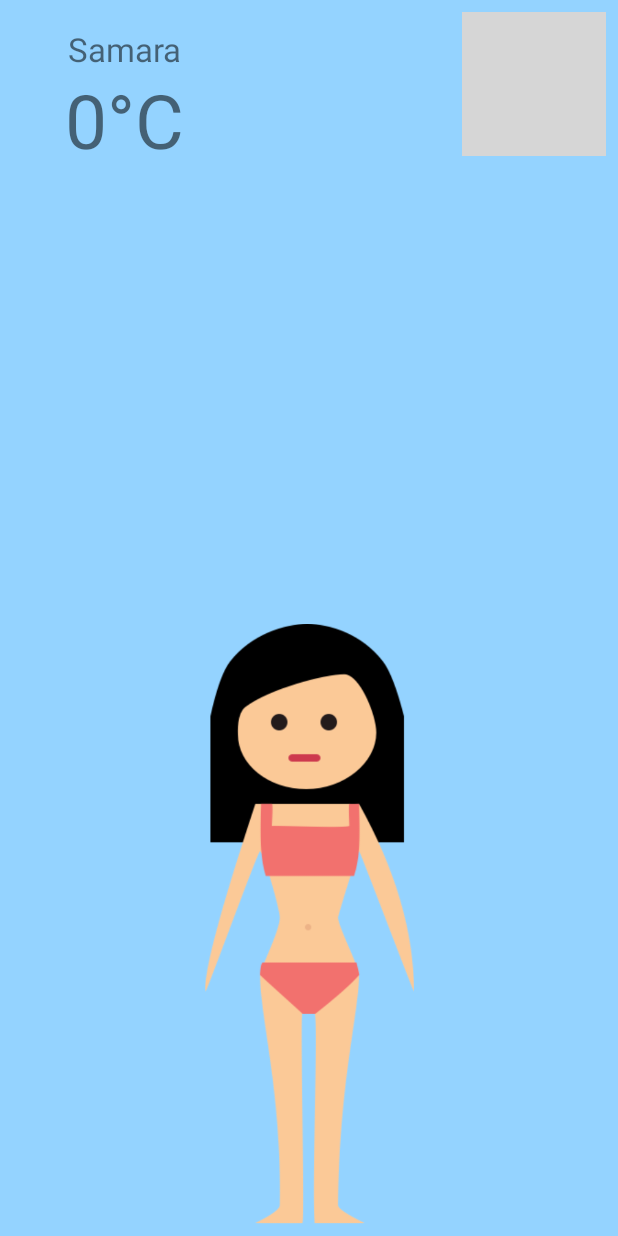
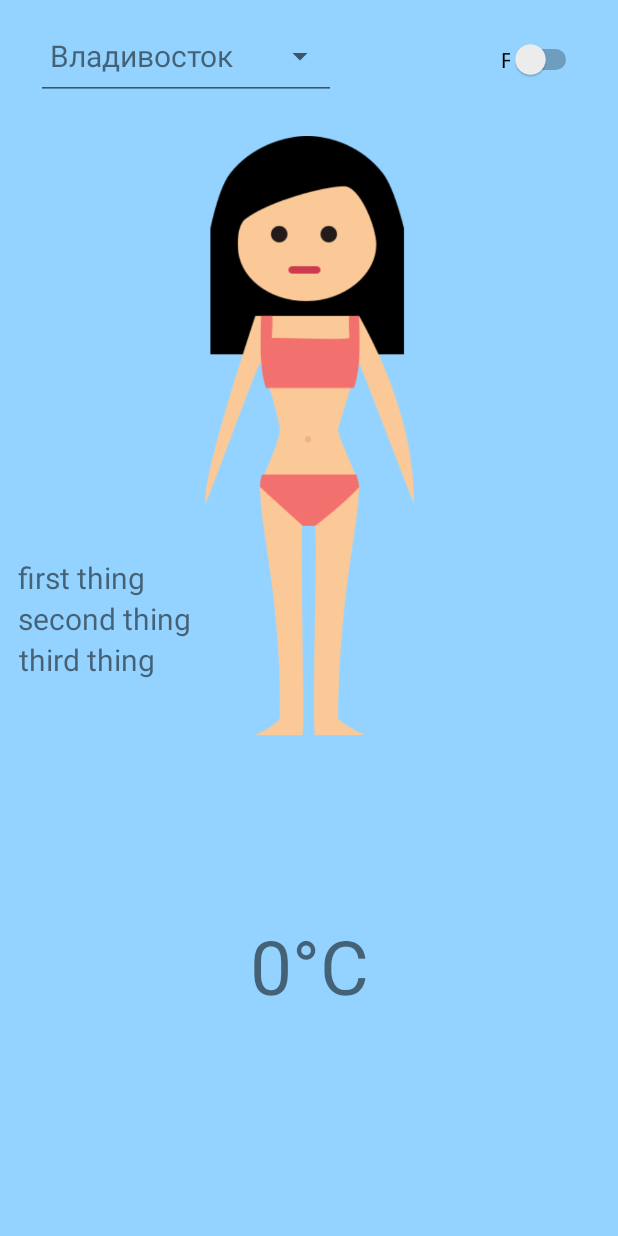
Before and after one commit to GuryevaPolina/WhatToWear, an Android app: the screen it shows after launch (ClosetActivity), after a tap on "СТАРТ", on a phone screen of 412 x 824 dp. Run offline under Robolectric (Android 15) with nearby library versions, the phone set to English and light mode, and no system bars; 8 statements that could not run were skipped; grey boxes are pictures that could not be loaded.

Commit message:
add spinner for choosing city and summer clothes

```diff
--- a/app/src/main/java/edu/adm/spbstu/whattowear/CityCoordinate.java
+++ b/app/src/main/java/edu/adm/spbstu/whattowear/CityCoordinate.java
@@ -1,16 +1,29 @@
 package edu.adm.spbstu.whattowear;
 
 import java.util.HashMap;
+import java.util.TreeMap;
 
 public class CityCoordinate {
 
-    static final HashMap<String, String> map = new HashMap<>();
+    static final TreeMap<String, String> map = new TreeMap<>();
     static {
-        map.put("Saint-Petersburg", "59.976665,30.320833");
-        map.put("Moscow", "55.751244,37.618423");
-        map.put("Kaliningrad", "54.715424,20.509207");
-        map.put("Vladivistok", "43.10562,131.87353");
-        map.put("Volgograd", "48.700001,44.516666");
-        map.put("Samara", "53.241505,50.221245");
+        map.put("Санкт-Петербург", "59.976665,30.320833");
+        map.put("Москва", "55.751244,37.618423");
+        map.put("Калининград", "54.715424,20.509207");
+        map.put("Владивосток", "43.10562,131.87353");
+        map.put("Волгоград", "48.700001,44.516666");
+        map.put("Самара", "53.241505,50.221245");
+        map.put("Санкт-Петербург2", "59.976665,30.320833");
+        map.put("Москва2", "55.751244,37.618423");
+        map.put("Калининград2", "54.715424,20.509207");
+        map.put("Владивосток2", "43.10562,131.87353");
+        map.put("Волгоград2", "48.700001,44.516666");
+        map.put("Самара2", "53.241505,50.221245");
+        map.put("Санкт-Петербург3", "59.976665,30.320833");
+        map.put("Москва3", "55.751244,37.618423");
+        map.put("Калининград3", "54.715424,20.509207");
+        map.put("Владивосток3", "43.10562,131.87353");
+        map.put("Волгоград3", "48.700001,44.516666");
+        map.put("Самара3", "53.241505,50.221245");
     }
 }
--- a/app/src/main/java/edu/adm/spbstu/whattowear/ClosetActivity.java
+++ b/app/src/main/java/edu/adm/spbstu/whattowear/ClosetActivity.java
@@ -1,10 +1,14 @@
 package edu.adm.spbstu.whattowear;
-
+import android.annotation.SuppressLint;
 import android.content.Context;
-import android.support.constraint.ConstraintLayout;
+import android.support.annotation.Nullable;
 import android.support.v7.app.AlertDialog;
 import android.support.v7.app.AppCompatActivity;
 import android.os.Bundle;
+import android.view.View;
+import android.widget.AdapterView;
+import android.widget.ArrayAdapter;
+import android.widget.Spinner;
 import android.widget.TextView;
 
 import java.io.BufferedReader;
@@ -12,19 +16,21 @@ import java.io.File;
 import java.io.FileInputStream;
 import java.io.FileOutputStream;
 import java.io.InputStreamReader;
+import java.util.ArrayList;
+import java.util.Arrays;
 
-public class ClosetActivity extends AppCompatActivity {
+public class ClosetActivity extends AppCompatActivity implements AdapterView.OnItemSelectedListener {
 
     static final String fileName = "user_info";
 
-    private ConstraintLayout constraintLayout;
-    TextView city, temperature, precip;
-    String currCity = "Samara";
+    TextView temperature, precip;
+    String currCity = "Moscow";
     boolean isWoman = true;
 
     @Override
-    protected void onCreate(Bundle savedInstanceState) {
+    public void onCreate(@Nullable Bundle savedInstanceState) {
         super.onCreate(savedInstanceState);
+        setContentView(R.layout.weather);
 
         loadViews();
         if (isFirstLaunching()) {
@@ -32,12 +38,12 @@ public class ClosetActivity extends AppCompatActivity {
         } else {
             getGender();
         }
-        updateWeather();
     }
+
 
     void getGender() {
         try {
-            FileInputStream fis = this.openFileInput(fileName);
+            FileInputStream fis = openFileInput(fileName);
             BufferedReader bufferedReader = new BufferedReader(new InputStreamReader(fis));
             for ( String splitBySemicolon : bufferedReader.readLine().split(";")) {
                 String[] splitByColon = splitBySemicolon.split(":");
@@ -65,13 +71,12 @@ public class ClosetActivity extends AppCompatActivity {
     }
 
     boolean isFirstLaunching() {
-
-        File file = this.getFileStreamPath(fileName);
+        File file = getFileStreamPath(fileName);
         return !file.exists();
     }
 
     @Override
-    protected void onPause() {
+    public void onPause() {
         super.onPause();
         FileOutputStream fos;
         String fileContent;
@@ -89,9 +94,6 @@ public class ClosetActivity extends AppCompatActivity {
             e.printStackTrace();
         }
     }
-
-
-
 
     void showGenderAlert() {
         AlertDialog.Builder builder = new AlertDialog.Builder(this);
@@ -111,19 +113,29 @@ public class ClosetActivity extends AppCompatActivity {
     void updateWeather() {
         WeatherUpdater weatherUpdater = new WeatherUpdater();
         weatherUpdater.updateWeather(this, currCity);
-        city.setText(currCity);
         temperature.setText(weatherUpdater.getTemperature());
         precip.setText(weatherUpdater.getPrecip());
     }
 
     void loadViews() {
-        setContentView(R.layout.activity_closet);
-        constraintLayout = findViewById(R.id.view2);
-        constraintLayout.setBackgroundColor(getResources().getColor(R.color.backgroundClothet));
-        city = findViewById(R.id.city);
         temperature = findViewById(R.id.temperature);
         precip = findViewById(R.id.precip);
+
+        ArrayList<String> list = new ArrayList<>(CityCoordinate.map.keySet());
+        Spinner spinner = findViewById(R.id.citySpinner);
+        ArrayAdapter<String> adapter = new ArrayAdapter<>(this,
+                R.layout.custom_spinner_item, list);
+        adapter.setDropDownViewResource(android.R.layout.simple_spinner_dropdown_item);
+        spinner.setAdapter(adapter);
+        spinner.setOnItemSelectedListener(this);
     }
 
+    @Override
+    public void onItemSelected(AdapterView<?> parent, View view, int position, long id) {
+        currCity = parent.getItemAtPosition(position).toString();
+        updateWeather();
+    }
 
+    @Override
+    public void onNothingSelected(AdapterView<?> parent) { }
 }
--- a/app/src/main/java/edu/adm/spbstu/whattowear/MainActivity.java
+++ b/app/src/main/java/edu/adm/spbstu/whattowear/MainActivity.java
@@ -12,8 +12,6 @@ import android.widget.TextView;
 public class MainActivity extends AppCompatActivity {
 
     private ConstraintLayout constraintLayout;
-    private TextView departmentName;
-    private TextView universityName;
 
     @Override
     protected void onCreate(Bundle savedInstanceState) {
@@ -21,10 +19,7 @@ public class MainActivity extends AppCompatActivity {
         setContentView(R.layout.activity_main);
 
         constraintLayout = findViewById(R.id.view);
-        departmentName = findViewById(R.id.departmentName);
-        universityName = findViewById(R.id.universityName);
         constraintLayout.setBackgroundColor(Color.rgb(0,0, 0));
-
     }
 
     public void onTheSiteButtonClicked(View v) {
@@ -32,7 +27,7 @@ public class MainActivity extends AppCompatActivity {
         startActivity(intent);
     }
 
-    public void startClicked(View v) {
+    public void startButtonClicked(View v) {
         Intent intent = new Intent(this, ClosetActivity.class);
         startActivity(intent);
     }
--- a/app/src/main/java/edu/adm/spbstu/whattowear/WeatherUpdater.java
+++ b/app/src/main/java/edu/adm/spbstu/whattowear/WeatherUpdater.java
@@ -9,6 +9,7 @@ import java.util.concurrent.ExecutionException;
 import android.annotation.SuppressLint;
 import android.content.Context;
 import android.os.AsyncTask;
+import android.view.Gravity;
 import android.widget.Toast;
 
 import org.json.JSONException;
@@ -60,7 +61,9 @@ public class WeatherUpdater extends AsyncTask<String, Integer, String> {
     @Override
     protected void onPostExecute(String s) {
         super.onPostExecute(s);
-        Toast.makeText(context, s, Toast.LENGTH_SHORT).show();
+        Toast toast = Toast.makeText(context, s, Toast.LENGTH_LONG);
+        toast.setGravity(Gravity.CENTER, 0, 0);
+        toast.show();
     }
 
     void updateWeather(Context context, String city) {
@@ -72,15 +75,19 @@ public class WeatherUpdater extends AsyncTask<String, Integer, String> {
             e.printStackTrace();
         }
 
+        JSONObject currently;
+        String summary = "", precipType = "";
         try {
-            JSONObject currently = data.getJSONObject("currently");
+            currently = data.getJSONObject("currently");
             String temp = currently.getString("temperature");
             int tempInCelsium = (int) ((Double.valueOf(temp) - 32) / 2.0 * 1.1);
             temperature = tempInCelsium + "°C";
-
-            precip = currently.getString("summary");
+            summary = currently.getString("summary");
+            precipType = " and " + currently.getString("precipType");
         } catch (JSONException e) {
             System.out.println("json decoding error");
         }
+
+        precip = summary + precipType;
     }
 }
--- a/app/src/main/res/layout/activity_closet.xml
+++ /dev/null
@@ -1,76 +0,0 @@
-<?xml version="1.0" encoding="utf-8"?>
-<android.support.constraint.ConstraintLayout xmlns:android="http://schemas.android.com/apk/res/android"
-    xmlns:app="http://schemas.android.com/apk/res-auto"
-    xmlns:tools="http://schemas.android.com/tools"
-    android:id="@+id/view2"
-    android:layout_width="match_parent"
-    android:layout_height="match_parent"
-    android:minHeight="250dp"
-    tools:context=".ClosetActivity">
-
-    <ImageView
-        android:id="@+id/imageView3"
-        android:layout_width="150dp"
-        android:layout_height="400dp"
-        android:layout_marginBottom="8dp"
-        android:contentDescription="@string/app_name"
-        app:layout_constraintBottom_toBottomOf="parent"
-        app:layout_constraintEnd_toEndOf="parent"
-        app:layout_constraintHorizontal_bias="0.5"
-        app:layout_constraintStart_toStartOf="parent"
-        app:srcCompat="@drawable/girl" />
-
-
-    <TextView
-        android:id="@+id/city"
-        android:layout_width="150dp"
-        android:layout_height="28dp"
-        android:layout_marginLeft="8dp"
-        android:layout_marginStart="8dp"
-        android:layout_marginTop="18dp"
-        android:gravity="center"
-        android:text="@string/city"
-        android:textSize="22sp"
-        app:layout_constraintStart_toStartOf="parent"
-        app:layout_constraintTop_toTopOf="parent" />
-
-    <TextView
-        android:id="@+id/temperature"
-        android:layout_width="150dp"
-        android:layout_height="wrap_content"
-        android:layout_marginLeft="8dp"
-        android:layout_marginStart="8dp"
-        android:layout_weight="1"
-        android:gravity="center"
-        android:text="@string/temp"
-        android:textSize="50sp"
-        app:layout_constraintStart_toStartOf="parent"
-        app:layout_constraintTop_toBottomOf="@+id/city" />
-
-    <TextView
-        android:id="@+id/precip"
-        android:layout_width="150dp"
-        android:layout_height="wrap_content"
-        android:layout_marginLeft="8dp"
-        android:layout_marginStart="8dp"
-        android:layout_marginTop="0dp"
-        android:gravity="center"
-        android:text="@string/precip"
-        android:textSize="20sp"
-        app:layout_constraintStart_toStartOf="parent"
-        app:layout_constraintTop_toBottomOf="@+id/temperature" />
-
-    <ImageButton
-        android:id="@+id/imageButton5"
-        android:layout_width="wrap_content"
-        android:layout_height="wrap_content"
-        android:layout_marginEnd="8dp"
-        android:layout_marginRight="8dp"
-        android:layout_marginTop="8dp"
-        android:background="@null"
-        app:layout_constraintEnd_toEndOf="parent"
-        app:layout_constraintTop_toTopOf="parent"
-        app:srcCompat="@drawable/settings" />
-
-
-</android.support.constraint.ConstraintLayout>
--- a/app/src/main/res/layout/activity_main.xml
+++ b/app/src/main/res/layout/activity_main.xml
@@ -60,7 +60,7 @@
         android:layout_height="wrap_content"
         android:layout_marginBottom="24dp"
         android:background="@drawable/button_shape"
-        android:onClick="startClicked"
+        android:onClick="startButtonClicked"
         android:text="Старт"
         android:textColor="@color/colorPrimaryDark"
         android:visibility="visible"
--- /dev/null
+++ b/app/src/main/res/layout/custom_spinner_item.xml
@@ -0,0 +1,8 @@
+<?xml version="1.0" encoding="utf-8"?>
+<TextView
+    xmlns:android="http://schemas.android.com/apk/res/android"
+    android:layout_width="match_parent"
+    android:layout_height="wrap_content"
+    android:textSize="20dp"
+    android:padding="5dp"
+    />
--- /dev/null
+++ b/app/src/main/res/layout/weather.xml
@@ -0,0 +1,145 @@
+<?xml version="1.0" encoding="utf-8"?>
+<android.support.constraint.ConstraintLayout xmlns:android="http://schemas.android.com/apk/res/android"
+    xmlns:app="http://schemas.android.com/apk/res-auto"
+    xmlns:tools="http://schemas.android.com/tools"
+    android:id="@+id/weatherView"
+    android:layout_width="match_parent"
+    android:layout_height="match_parent"
+    android:background="@color/backgroundClothet">
+
+    <Spinner
+        android:id="@+id/citySpinner"
+        style="@style/Widget.AppCompat.Spinner.Underlined"
+        android:layout_width="200dp"
+        android:layout_height="wrap_content"
+        android:layout_marginLeft="24dp"
+        android:layout_marginStart="24dp"
+        android:layout_marginTop="8dp"
+        android:textSize="50sp"
+        app:layout_constraintStart_toStartOf="parent"
+        app:layout_constraintTop_toTopOf="parent" />
+
+    <LinearLayout
+        android:layout_width="wrap_content"
+        android:layout_height="wrap_content"
+        android:orientation="vertical"
+        app:layout_constraintBottom_toBottomOf="parent"
+        app:layout_constraintEnd_toEndOf="parent"
+        app:layout_constraintHorizontal_bias="0.5"
+        app:layout_constraintStart_toStartOf="parent"
+        app:layout_constraintTop_toBottomOf="@+id/imageView">
+
+        <TextView
+            android:id="@+id/temperature"
+            android:layout_width="150dp"
+            android:layout_height="0dp"
+            android:layout_weight="1"
+            android:gravity="center"
+            android:text="@string/temp"
+            android:textSize="50sp"
+            app:layout_constraintBottom_toBottomOf="parent"
+            app:layout_constraintEnd_toEndOf="parent"
+            app:layout_constraintHorizontal_bias="0.5"
+            app:layout_constraintStart_toStartOf="parent"
+            app:layout_constraintTop_toBottomOf="@+id/precip" />
+
+        <TextView
+            android:id="@+id/precip"
+            android:layout_width="150dp"
+            android:layout_height="wrap_content"
+            android:gravity="center"
+            android:text="@string/precip"
+            android:textSize="20sp"
+            app:layout_constraintBottom_toTopOf="@+id/temperature"
+            app:layout_constraintEnd_toEndOf="parent"
+            app:layout_constraintHorizontal_bias="0.5"
+            app:layout_constraintStart_toStartOf="parent"
+            app:layout_constraintTop_toBottomOf="@+id/imageView" />
+    </LinearLayout>
+
+
+    <LinearLayout
+        android:layout_width="wrap_content"
+        android:layout_height="wrap_content"
+        android:layout_marginLeft="8dp"
+        android:layout_marginStart="8dp"
+        android:orientation="vertical"
+        app:layout_constraintBottom_toBottomOf="parent"
+        app:layout_constraintEnd_toStartOf="@+id/imageView"
+        app:layout_constraintHorizontal_bias="0.5"
+        app:layout_constraintStart_toStartOf="parent"
+        app:layout_constraintTop_toTopOf="parent">
+
+        <TextView
+            android:id="@+id/first"
+            android:layout_width="wrap_content"
+            android:layout_height="wrap_content"
+            android:layout_weight="1"
+            android:gravity="center"
+            android:text="first thing"
+            android:textSize="20sp"
+            app:layout_constraintBottom_toBottomOf="parent"
+            app:layout_constraintEnd_toEndOf="parent"
+            app:layout_constraintHorizontal_bias="0.5"
+            app:layout_constraintStart_toStartOf="parent"
+            app:layout_constraintTop_toBottomOf="@+id/precip" />
+
+        <TextView
+            android:id="@+id/second"
+            android:layout_width="wrap_content"
+            android:layout_height="wrap_content"
+            android:gravity="center"
+            android:text="second thing"
+            android:textSize="20sp"
+            app:layout_constraintEnd_toEndOf="parent"
+            app:layout_constraintHorizontal_bias="0.5"
+            app:layout_constraintStart_toStartOf="parent"
+            app:layout_constraintTop_toBottomOf="@+id/imageView" />
+
+        <TextView
+            android:id="@+id/third"
+            android:layout_width="wrap_content"
+            android:layout_height="wrap_content"
+            android:gravity="center"
+            android:text="third thing"
+            android:textSize="20sp"
+            app:layout_constraintEnd_toEndOf="parent"
+            app:layout_constraintHorizontal_bias="0.5"
+            app:layout_constraintStart_toStartOf="parent"
+            app:layout_constraintTop_toBottomOf="@+id/imageView" />
+    </LinearLayout>
+
+    <ImageView
+        android:id="@+id/imageView"
+        android:layout_width="150dp"
+        android:layout_height="400dp"
+        android:layout_marginTop="24dp"
+        app:layout_constraintEnd_toEndOf="parent"
+        app:layout_constraintHorizontal_bias="0.5"
+        app:layout_constraintStart_toStartOf="parent"
+        app:layout_constraintTop_toBottomOf="@+id/citySpinner"
+        app:srcCompat="@drawable/girl" />
+
+    <Switch
+        android:id="@+id/genderSwitch"
+        android:layout_width="54dp"
+        android:layout_height="31dp"
+        android:layout_marginEnd="24dp"
+        android:layout_marginRight="24dp"
+        android:layout_marginTop="24dp"
+        android:text="F"
+        app:layout_constraintEnd_toEndOf="parent"
+        app:layout_constraintTop_toTopOf="parent" />
+
+    <ImageView
+        android:id="@+id/imageView2"
+        android:layout_width="90dp"
+        android:layout_height="280dp"
+        android:layout_marginTop="120dp"
+        app:layout_constraintEnd_toStartOf="@+id/imageView"
+        app:layout_constraintHorizontal_bias="0.5"
+        app:layout_constraintStart_toEndOf="@+id/imageView"
+        app:layout_constraintTop_toTopOf="@+id/imageView"
+        app:srcCompat="@drawable/sun_20_more" />
+
+</android.support.constraint.ConstraintLayout>
--- a/app/src/main/res/values/colors.xml
+++ b/app/src/main/res/values/colors.xml
@@ -4,4 +4,5 @@
     <color name="colorPrimaryDark">#000000</color>
     <color name="colorAccent">#FF4081</color>
     <color name="backgroundClothet">#94d3ff</color>
+    <color name="backgroundSettings">#89aaba</color>
 </resources>
--- a/app/src/main/res/values/strings.xml
+++ b/app/src/main/res/values/strings.xml
@@ -7,4 +7,13 @@
     <string name="city">City</string>
     <string name="temp">Temp</string>
     <string name="precip">Precip type</string>
+
+    <string-array name="cities">
+        <item>Moscow</item>
+        <item>Saint-Petersburg</item>
+        <item>Volgograd</item>
+        <item>Kaliningrad</item>
+        <item>Vladivostok</item>
+        <item>Samara</item>
+    </string-array>
 </resources>
--- a/app/src/main/res/values/styles.xml
+++ b/app/src/main/res/values/styles.xml
@@ -5,7 +5,7 @@
         <!-- Customize your theme here. -->
         <item name="colorPrimary">@color/colorPrimary</item>
         <item name="colorPrimaryDark">@color/colorPrimaryDark</item>
-        <item name="colorAccent">@color/colorAccent</item>
+        <item name="colorAccent">#2d1a43</item>
     </style>
 
 </resources>
```
